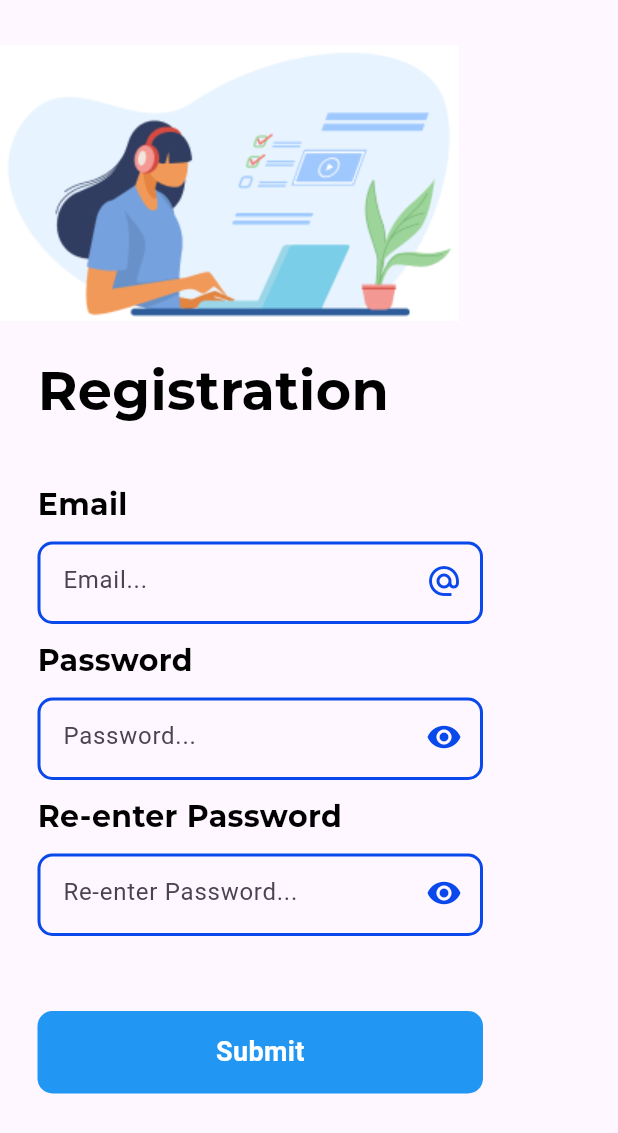
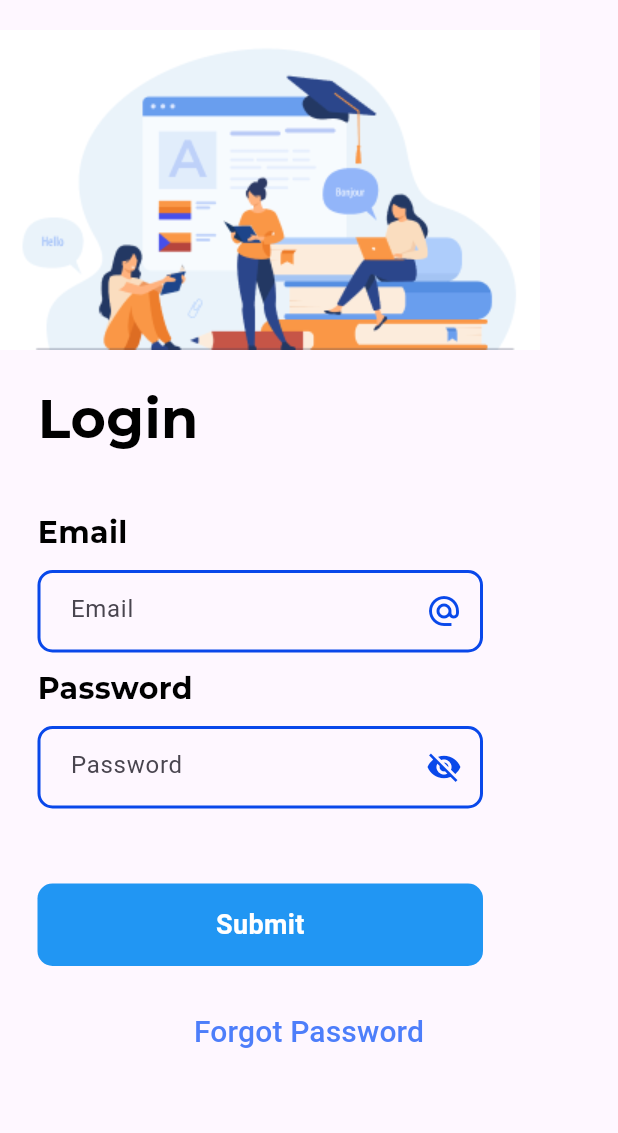
Before and after one commit to Cashkid500/Kita_Kerja, a Flutter app: the screen it shows after launch, after a tap on "Submit", on a phone screen of 412 x 824 dp. Shown: the top 1133 px of the screen. Run offline on Flutter 3.47's test engine with Material 3 defaults, Android fonts, the phone set to English and light mode, and no system bars; our stand-ins replace connectivity_plus, dartz, flutter_riverpod, google_fonts, retry; missing offline and left inert: dart:ffi.

Commit message:
Made some fixes for better user interaction and experiences

```diff
--- a/lib/main.dart
+++ b/lib/main.dart
@@ -1,5 +1,5 @@
 import 'package:flutter/material.dart';
-import 'package:kita_kerja/screens/login/login.dart';
+import 'package:kita_kerja/screens/registration/reg.dart';
 
 void main() => runApp(MyApp());
 
@@ -28,7 +28,7 @@ class _SplashScreenState extends State<SplashScreen> {
         context,
         MaterialPageRoute(
             builder: (context) =>
-                LoginScreen()), // Replace NextScreen with the screen you want to navigate to
+                RegistrationScreen()), // Replace NextScreen with the screen you want to navigate to
       );
     });
   }
--- a/lib/screens/login/login.dart
+++ b/lib/screens/login/login.dart
@@ -1,6 +1,6 @@
 import 'package:flutter/material.dart';
 import 'package:google_fonts/google_fonts.dart';
-import 'package:kita_kerja/screens/registration/reg.dart';
+import 'package:kita_kerja/screens/navigation/navigation.dart';
 
 class LoginScreen extends StatefulWidget {
   const LoginScreen({Key? key}) : super(key: key);
@@ -11,11 +11,12 @@ class LoginScreen extends StatefulWidget {
 
 class _LoginScreenState extends State<LoginScreen> {
   TextEditingController emailController = TextEditingController();
-
+  bool _isSecurePassword = true;
   @override
   Widget build(BuildContext context) {
     return Scaffold(
-      body: Column(
+      body: SingleChildScrollView(
+        child: Column(
           crossAxisAlignment: CrossAxisAlignment.start,
           children: [
             const SizedBox(
@@ -37,8 +38,10 @@ class _LoginScreenState extends State<LoginScreen> {
               ),
             ),
 
+
+            const SizedBox(height: 37),
+
             // Email Text
-          const SizedBox(height: 37),
             Padding(
               padding: const EdgeInsets.only(left: 25),
               child: Text(
@@ -53,10 +56,10 @@ class _LoginScreenState extends State<LoginScreen> {
               ),
             ),
 
+
+            const SizedBox(height: 10),
+
             // Email TextFormField
-          const SizedBox(
-              height:
-                  10),
             Padding(
               padding: const EdgeInsets.only(left: 25),
               child: Container(
@@ -64,15 +67,16 @@ class _LoginScreenState extends State<LoginScreen> {
                 height: 55,
                 decoration: BoxDecoration(
                   borderRadius: BorderRadius.circular(10),
-                border: Border.all(
-                    width: 2, color: const Color(0xff0948EA)),
+                  border: Border.all(width: 2, color: const Color(0xff0948EA)),
                 ),
                 child: TextFormField(
                   controller: emailController,
+                  keyboardType: TextInputType.emailAddress,
                   decoration: const InputDecoration(
-                  labelText: 'Email...',
+                    hintText: 'Email',
                     border: InputBorder.none,
-                  contentPadding: EdgeInsets.symmetric(horizontal: 15),
+                    contentPadding:
+                        EdgeInsets.symmetric(horizontal: 20, vertical: 15),
                     suffixIcon: Icon(
                       Icons.alternate_email,
                       color: Color(0xff0948EA),
@@ -82,8 +86,9 @@ class _LoginScreenState extends State<LoginScreen> {
               ),
             ),
 
+            const SizedBox(height: 10),
+
             // Password Text
-          const SizedBox(height: 10),
             Padding(
               padding: const EdgeInsets.only(left: 25),
               child: Text(
@@ -98,12 +103,11 @@ class _LoginScreenState extends State<LoginScreen> {
               ),
             ),
 
+            const SizedBox(height: 10),
+
             // Password TextFormField
-          const SizedBox(
-              height:
-                  10),
             Padding(
-            padding:const EdgeInsets.only(left: 25),
+              padding: const EdgeInsets.only(left: 25),
               child: Container(
                 width: 297,
                 height: 55,
@@ -113,28 +117,39 @@ class _LoginScreenState extends State<LoginScreen> {
                       width: 2, color: const Color(0xff0948EA)), // Add border
                 ),
                 child: TextFormField(
-                controller: emailController,
-                decoration: const InputDecoration(
-                  labelText: 'Password...',
+                  obscureText: _isSecurePassword,
+                  decoration: InputDecoration(
+                    hintText: 'Password',
                     border: InputBorder.none,
-                  contentPadding: EdgeInsets.symmetric(horizontal: 15),
-                  suffixIcon: Icon(
-                    Icons.remove_red_eye_sharp,
-                    color: Color(0xff0948EA),
+                    contentPadding: const EdgeInsets.symmetric(
+                        horizontal: 20, vertical: 15),
+                    suffixIcon: IconButton(
+                      onPressed: () {
+                        setState(() {
+                          _isSecurePassword = !_isSecurePassword;
+                        });
+                      },
+                      icon: _isSecurePassword
+                          ? const Icon(Icons.visibility_off)
+                          : const Icon(Icons.visibility),
+                      color: const Color(0xff0948EA),
                     ),
                   ),
                 ),
               ),
             ),
 
+
+            const SizedBox(height: 50.0),
+
             // Submit Button
-          const SizedBox(height: 50.0),
             Padding(
               padding: const EdgeInsets.only(left: 25),
               child: InkWell(
                 onTap: () {
                   Navigator.of(context).push(MaterialPageRoute(
-                    builder: (BuildContext context) => const RegistrationScreen()));
+                      builder: (BuildContext context) =>
+                          const NavigationScreen()));
                 },
                 child: Container(
                   width: 297,
@@ -156,8 +171,10 @@ class _LoginScreenState extends State<LoginScreen> {
               ),
             ),
 
+
+            const SizedBox(height: 20.0),
+
             // Forgot Password
-          const SizedBox(height: 20.0),
             TextButton(
               onPressed: () {},
               child: const Center(
@@ -173,6 +190,7 @@ class _LoginScreenState extends State<LoginScreen> {
             ),
           ],
         ),
+      ),
     );
   }
 }
--- a/lib/screens/registration/reg.dart
+++ b/lib/screens/registration/reg.dart
@@ -1,6 +1,6 @@
 import 'package:flutter/material.dart';
 import 'package:google_fonts/google_fonts.dart';
-import 'package:kita_kerja/screens/dashboard/dashboard.dart';
+import 'package:kita_kerja/screens/login/login.dart';
 
 class RegistrationScreen extends StatefulWidget {
   const RegistrationScreen({Key? key}) : super(key: key);
@@ -11,10 +11,12 @@ class RegistrationScreen extends StatefulWidget {
 
 class _RegistrationScreenState extends State<RegistrationScreen> {
   TextEditingController emailController = TextEditingController();
+  bool _isSecurePassword = true;
   @override
   Widget build(BuildContext context) {
     return Scaffold(
-      body: Column(
+      body: SingleChildScrollView(
+        child: Column(
           crossAxisAlignment: CrossAxisAlignment.start,
           children: [
             const SizedBox(height: 30,),
@@ -35,8 +37,10 @@ class _RegistrationScreenState extends State<RegistrationScreen> {
               ),
             ),
 
+
+            const SizedBox(height: 37),
+
             // Email Text
-          const SizedBox(height: 37),
             Padding(
               padding: const EdgeInsets.only(left: 25),
               child: Text(
@@ -51,8 +55,10 @@ class _RegistrationScreenState extends State<RegistrationScreen> {
               ),
             ),
 
+
+            const SizedBox(height:10),
+
             // Email TextFormField
-          const SizedBox(height:10),
             Padding(
               padding: const EdgeInsets.only(left: 25),
               child: Container(
@@ -65,10 +71,11 @@ class _RegistrationScreenState extends State<RegistrationScreen> {
                 ),
                 child: TextFormField(
                   controller: emailController,
+                  keyboardType: TextInputType.emailAddress,
                   decoration: const InputDecoration(
-                  labelText: 'Email...',
+                    hintText: 'Email',
                     border: InputBorder.none,
-                  contentPadding: EdgeInsets.symmetric(horizontal: 15),
+                    contentPadding: EdgeInsets.symmetric(horizontal: 20, vertical: 15),
                     suffixIcon: Icon(
                       Icons.alternate_email,
                       color: Color(0xff0948EA),
@@ -78,8 +85,10 @@ class _RegistrationScreenState extends State<RegistrationScreen> {
               ),
             ),
 
+
+            const SizedBox(height: 10),
+
             // Password Text
-          const SizedBox(height: 10),
             Padding(
               padding: const EdgeInsets.only(left: 25),
               child: Text(
@@ -94,9 +103,9 @@ class _RegistrationScreenState extends State<RegistrationScreen> {
               ),
             ),
 
-          // Password TextFormField
             const SizedBox(height:10),
 
+            // Password TextFormField
             Padding(
               padding: const EdgeInsets.only(left: 25),
               child: Container(
@@ -108,22 +117,31 @@ class _RegistrationScreenState extends State<RegistrationScreen> {
                       width: 2, color: const Color(0xff0948EA)),
                 ),
                 child: TextFormField(
-                controller: emailController,
-                decoration: const InputDecoration(
-                  labelText: 'Password...',
+                  obscureText: _isSecurePassword,
+                  decoration: InputDecoration(
+                    hintText: 'Password',
                     border: InputBorder.none,
-                  contentPadding: EdgeInsets.symmetric(horizontal: 15),
-                  suffixIcon: Icon(
-                    Icons.remove_red_eye_sharp,
-                    color: Color(0xff0948EA),
+                    contentPadding: const EdgeInsets.symmetric(horizontal: 20, vertical: 15),
+                    suffixIcon: IconButton(
+                      onPressed: () {
+                        setState(() {
+                          _isSecurePassword = !_isSecurePassword;
+                        });
+                      },
+                      icon: _isSecurePassword
+                          ? const Icon(Icons.visibility_off)
+                          : const Icon(Icons.visibility),
+                      color: const Color(0xff0948EA),
                     ),
                   ),
                 ),
               ),
             ),
 
+
+            const SizedBox(height: 10),
+
             //Re-enter Password Text
-          const SizedBox(height: 10),
             Padding(
               padding: const EdgeInsets.only(left: 25),
               child: Text(
@@ -138,9 +156,10 @@ class _RegistrationScreenState extends State<RegistrationScreen> {
               ),
             ),
 
-          // Re-enter Password TextFormField
+
             const SizedBox(height:10),
 
+            // Re-enter Password TextFormField
             Padding(
               padding: const EdgeInsets.only(left: 25),
               child: Container(
@@ -152,28 +171,37 @@ class _RegistrationScreenState extends State<RegistrationScreen> {
                       width: 2, color: const Color(0xff0948EA)),
                 ),
                 child: TextFormField(
-                controller: emailController,
-                decoration: const InputDecoration(
-                  labelText: 'Re-enter Password...',
+                  obscureText: _isSecurePassword,
+                  decoration: InputDecoration(
+                    hintText: 'Re-enter Password',
                     border: InputBorder.none,
-                  contentPadding: EdgeInsets.symmetric(horizontal: 15),
-                  suffixIcon: Icon(
-                    Icons.remove_red_eye_sharp,
-                    color: Color(0xff0948EA),
+                    contentPadding: const EdgeInsets.symmetric(horizontal: 20, vertical: 15),
+                    suffixIcon: IconButton(
+                      onPressed: () {
+                        setState(() {
+                          _isSecurePassword = !_isSecurePassword;
+                        });
+                      },
+                      icon: _isSecurePassword
+                          ? const Icon(Icons.visibility_off)
+                          : const Icon(Icons.visibility),
+                      color: const Color(0xff0948EA),
                     ),
                   ),
                 ),
               ),
             ),
 
+
+            const SizedBox(height: 50.0),
+
             // Submit Button
-           const SizedBox(height: 50.0),
             Padding(
               padding: const EdgeInsets.only(left: 25),
               child: InkWell(
                 onTap: () {
                   Navigator.of(context).push(MaterialPageRoute(
-                    builder: (BuildContext context) => const DashboardScreen()));
+                      builder: (BuildContext context) => const LoginScreen()));
                 },
                 child: Container(
                   width: 297,
@@ -196,6 +224,7 @@ class _RegistrationScreenState extends State<RegistrationScreen> {
             ),
           ],
         ),
+      ),
     );
   }
 }
```
Also changed, not shown: lib/screens/about/about.dart (deleted, +0 -471 lines), lib/screens/dashboard/dashboard.dart (+2 -57 lines). Lines whose indentation alone changed are shown as unchanged.
